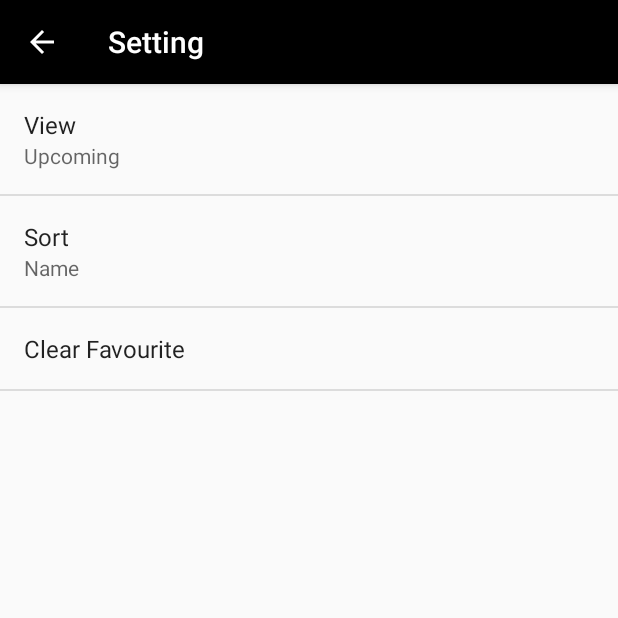
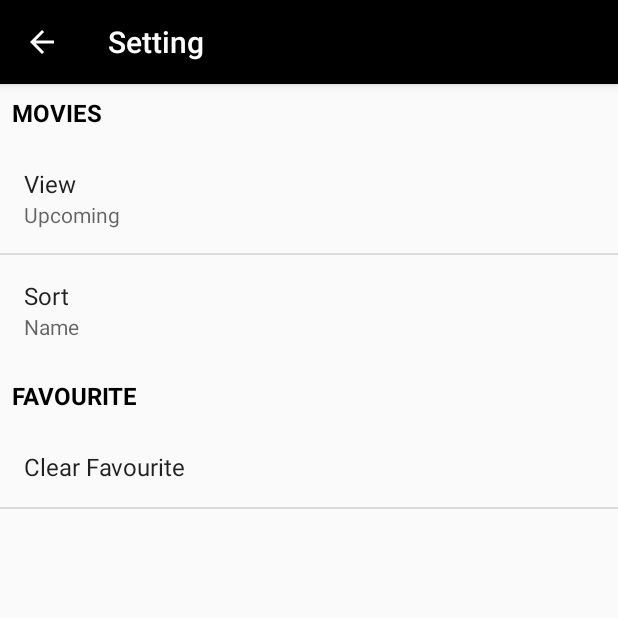
Before and after one commit to AhmedHassaan/Movie-App, an Android app: the screen it shows after launch (Setting), after a tap on an icon or button, on a phone screen of 412 x 824 dp, the top half of it. Run offline under Robolectric (Android 15) with nearby library versions, the phone set to English and light mode, and no system bars; our stand-ins replace Picasso; libraries missing offline, so code that uses them is left out: io.realm; pictures from the network do not load; 4 statements that could not run were skipped.

```diff
--- a/app/src/main/java/com/example/lenovo/movies/Adapters/MoviesAdapter.java
+++ b/app/src/main/java/com/example/lenovo/movies/Adapters/ViewAdapter.java
@@ -1,13 +1,11 @@
 package com.example.lenovo.movies.Adapters;
 
 import android.content.Context;
-import android.support.annotation.NonNull;
 import android.view.LayoutInflater;
 import android.view.View;
 import android.view.ViewGroup;
 import android.widget.ArrayAdapter;
 import android.widget.ImageView;
-import android.widget.TextView;
 
 import com.example.lenovo.movies.Data.Movies;
 import com.example.lenovo.movies.R;
@@ -16,49 +14,43 @@ import com.squareup.picasso.Picasso;
 import java.util.ArrayList;
 
 /**
- * Created by Lenovo on 10/21/2016.
+ * Created by Lenovo on 11/25/2016.
  */
 
-public class MoviesAdapter extends ArrayAdapter<Movies> {
+public class ViewAdapter extends ArrayAdapter<Movies> {
     Context context;
     int resource;
     LayoutInflater vi;
     ArrayList<Movies> movies;
 
-    public MoviesAdapter(Context context, int resource, ArrayList<Movies> objects) {
-        super(context, resource, objects);
-        this.context=context;
-        this.resource=resource;
-        movies = objects;
+    public ViewAdapter(Context context, int resource, ArrayList<Movies> movies) {
+        super(context, resource, movies);
+        this.context = context;
+        this.resource = resource;
+        this.movies = movies;
         vi = (LayoutInflater) context.getSystemService(Context.LAYOUT_INFLATER_SERVICE);
     }
 
-    @NonNull
+
     @Override
-    public View getView(int position, View convertView, ViewGroup parent) {
+    public View getView(int position, View convertView, ViewGroup viewGroup) {
         ViewHolder holder;
 
         if(convertView==null){
             convertView = vi.inflate(resource,null);
             holder = new ViewHolder();
-            holder.imageview = (ImageView)convertView.findViewById(R.id.movieImage);
-            holder.name = (TextView)convertView.findViewById(R.id.movieName);
+            holder.imageview = (ImageView)convertView.findViewById(R.id.movie_image_grid);
             convertView.setTag(holder);
         }
         else
             holder = (ViewHolder)convertView.getTag();
-        holder.name.setText(movies.get(position).getName());
         Picasso.with(context).load(movies.get(position).getImage()).placeholder(R.mipmap.ic_launcher).into(holder.imageview);
 
         return convertView;
     }
 
-
     //Things in list
     static class ViewHolder {
         public ImageView imageview;
-        public TextView name;
     }
-
-
 }
--- a/app/src/main/java/com/example/lenovo/movies/MovieList/MainList.java
+++ b/app/src/main/java/com/example/lenovo/movies/MovieList/MainList.java
@@ -13,13 +13,13 @@ import android.view.LayoutInflater;
 import android.view.View;
 import android.view.ViewGroup;
 import android.widget.AdapterView;
-import android.widget.ListView;
+import android.widget.GridView;
 import android.widget.Toast;
 
-import com.example.lenovo.movies.Adapters.MoviesAdapter;
+import com.example.lenovo.movies.Adapters.ViewAdapter;
+import com.example.lenovo.movies.Data.MainConnction;
 import com.example.lenovo.movies.Data.Movies;
 import com.example.lenovo.movies.Data.OfflineData;
-import com.example.lenovo.movies.Data.MainConnction;
 import com.example.lenovo.movies.R;
 
 import org.json.JSONArray;
@@ -42,22 +42,22 @@ import java.util.Collections;
  */
 
 public class MainList extends Fragment implements AdapterView.OnItemClickListener {
-    ListView list;
     ArrayList<Movies> moviesList;
     private ProgressDialog dialog;
     MainConnction con;
-    MoviesAdapter adapter;
     OfflineData save;
+    ViewAdapter gridAdapter;
+    GridView gridView;
     @Nullable
     @Override
     public View onCreateView(LayoutInflater inflater, @Nullable ViewGroup container, @Nullable Bundle savedInstanceState) {
-        View root = inflater.inflate(R.layout.mainlist_fragment,container,false);
-        list = (ListView)root.findViewById(R.id.movieList);
+        View root = inflater.inflate(R.layout.gridview_fragment,container,false);
         moviesList = new ArrayList<>();
         save = new OfflineData(getActivity());
+        gridView = (GridView) root.findViewById(R.id.movie_gridview);
         update();
         con = (MainConnction) getActivity();
-        list.setOnItemClickListener(this);
+        gridView.setOnItemClickListener(this);
         return root;
     }
 
@@ -210,9 +210,10 @@ public class MainList extends Fragment implements AdapterView.OnItemClickListene
             if(aBoolean){
                 save.setJson(movieJson);
                 sortMovies();
-                if(getActivity() != null)
-                    adapter = new MoviesAdapter(getActivity(),R.layout.listitem,moviesList);
-                list.setAdapter(adapter);
+                if(getActivity() != null) {
+                    gridAdapter = new ViewAdapter(getActivity(), R.layout.griditem, moviesList);
+                }
+                gridView.setAdapter(gridAdapter);
             }
             else{
                 if(getActivity() != null)
@@ -225,9 +226,10 @@ public class MainList extends Fragment implements AdapterView.OnItemClickListene
                 }
                 if(b){
                     sortMovies();
-                    if(getActivity() != null)
-                        adapter = new MoviesAdapter(getActivity(),R.layout.listitem,moviesList);
-                    list.setAdapter(adapter);
+                    if(getActivity() != null) {
+                        gridAdapter = new ViewAdapter(getActivity(), R.layout.griditem, moviesList);
+                    }
+                    gridView.setAdapter(gridAdapter);
                 }
                 else
                     Toast.makeText(getActivity(),"No Data",Toast.LENGTH_LONG).show();
--- /dev/null
+++ b/app/src/main/res/layout/textview.xml
@@ -0,0 +1,12 @@
+<?xml version="1.0" encoding="utf-8"?>
+<TextView xmlns:android="http://schemas.android.com/apk/res/android"
+    android:id="@android:id/title"
+    android:textColor="@color/black"
+    android:layout_width="match_parent"
+    android:layout_height="wrap_content"
+    android:textSize="16sp"
+    android:textStyle="bold"
+    android:textAllCaps="true"
+    android:padding="8dp">
+
+</TextView>
--- a/app/src/main/res/xml/pref_general.xml
+++ b/app/src/main/res/xml/pref_general.xml
@@ -1,6 +1,8 @@
 <?xml version="1.0" encoding="utf-8"?>
 <PreferenceScreen xmlns:android="http://schemas.android.com/apk/res/android">
 
+    <PreferenceCategory android:title="Movies"
+        android:layout="@layout/textview">
         <ListPreference
             android:title="@string/view_title_def"
             android:key="@string/key_view"
@@ -14,10 +16,15 @@
             android:defaultValue="@string/sort_default_val"
             android:entryValues="@array/pref_sort_values"
             android:entries="@array/pref_sort_options"/>
+    </PreferenceCategory>
 
+
+    <PreferenceCategory android:title="Favourite"
+        android:layout="@layout/textview">
 
         <Preference
             android:key="sample_key"
             android:title="Clear Favourite"/>
+    </PreferenceCategory>
 
 </PreferenceScreen>
```
Also changed, not shown: app/src/main/java/com/example/lenovo/movies/Favourite/FavouriteList.java (+8 -7 lines), app/src/main/res/layout/favourite_list.xml (+5 -4 lines), app/src/main/res/layout/griditem.xml (added, +13 -0 lines), app/src/main/res/layout/gridview_fragment.xml (renamed from app/src/main/res/layout/mainlist_fragment.xml, +6 -6 lines), app/src/main/res/layout/listitem.xml (deleted, +0 -30 lines). Lines whose indentation alone changed are shown as unchanged.
